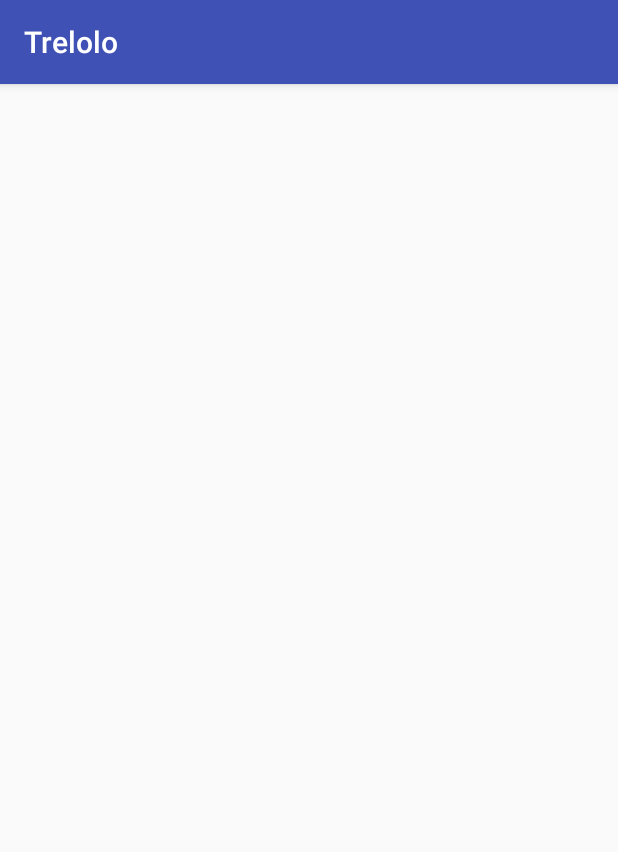
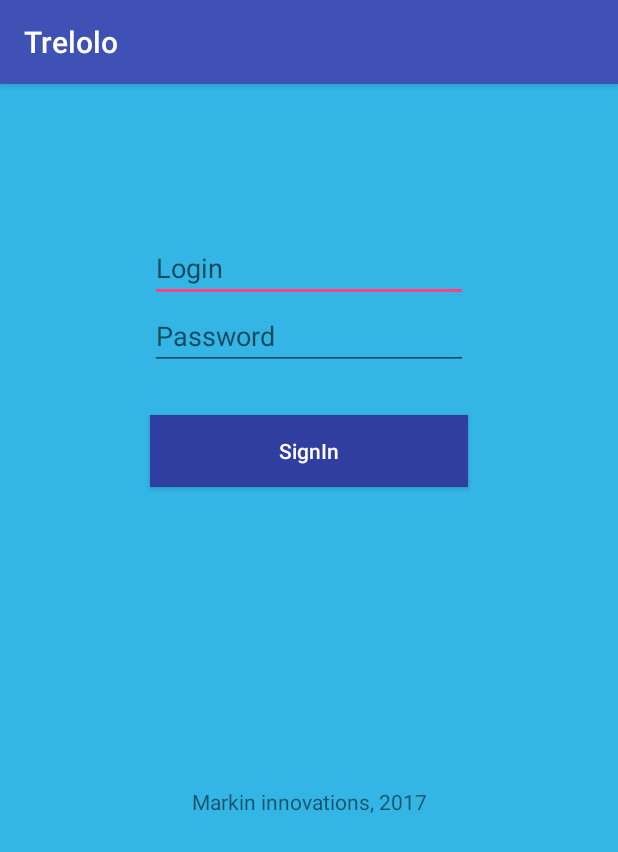
Before and after one commit to labrador116/Trelolo, an Android app: the screen it shows after launch (LoginPageActivity), on a phone screen of 412 x 824 dp. Shown: the top 852 px of the screen. Run offline under Robolectric (Android 15) with nearby library versions, the phone set to English and light mode, and no system bars.

Commit message:
I ended to work on login page and I started to create tests.

```diff
--- a/app/build.gradle
+++ b/app/build.gradle
@@ -20,11 +20,12 @@ android {
 }
 
 dependencies {
-    compile fileTree(dir: 'libs', include: ['*.jar'])
+    compile fileTree(include: ['*.jar'], dir: 'libs')
     androidTestCompile('com.android.support.test.espresso:espresso-core:2.2.2', {
         exclude group: 'com.android.support', module: 'support-annotations'
     })
     compile 'com.android.support:appcompat-v7:25.3.1'
     compile 'com.android.support.constraint:constraint-layout:1.0.2'
     testCompile 'junit:junit:4.12'
+    androidTestCompile 'org.mockito:mockito-core:2.7.22'
 }
--- /dev/null
+++ b/app/src/main/java/com/example/sbt_markin_aa/trelolo/presenter/activities/LoginPageActivity.java
@@ -0,0 +1,26 @@
+package com.example.sbt_markin_aa.trelolo.presenter.activities;
+
+import android.os.Bundle;
+import android.support.v7.app.AppCompatActivity;
+
+import com.example.sbt_markin_aa.trelolo.R;
+import com.example.sbt_markin_aa.trelolo.presenter.fragments.LoginPageFragment;
+
+/**
+ * Created by sbt-markin-aa on 13.04.17.
+ */
+
+public class LoginPageActivity extends AppCompatActivity {
+    private LoginPageFragment mFragment;
+    @Override
+    protected void onCreate(Bundle savedInstanceState) {
+        super.onCreate(savedInstanceState);
+        setContentView(R.layout.login_page_activity);
+
+        if (mFragment==null){
+            mFragment = new LoginPageFragment();
+        }
+
+        getSupportFragmentManager().beginTransaction().add(R.id.container_for_page_activity_fragment,mFragment).commit();
+    }
+}
--- a/app/src/main/java/com/example/sbt_markin_aa/trelolo/activities/MainActivity.java
+++ b/app/src/main/java/com/example/sbt_markin_aa/trelolo/presenter/activities/MainActivity.java
@@ -1,4 +1,4 @@
-package com.example.sbt_markin_aa.trelolo.activities;
+package com.example.sbt_markin_aa.trelolo.presenter.activities;
 
 import android.support.v7.app.AppCompatActivity;
 import android.os.Bundle;
--- /dev/null
+++ b/app/src/main/java/com/example/sbt_markin_aa/trelolo/presenter/fragments/LoginPageFragment.java
@@ -0,0 +1,61 @@
+package com.example.sbt_markin_aa.trelolo.presenter.fragments;
+
+import android.content.ContentValues;
+import android.database.sqlite.SQLiteDatabase;
+import android.os.Bundle;
+import android.support.annotation.Nullable;
+import android.support.v4.app.Fragment;
+import android.view.LayoutInflater;
+import android.view.View;
+import android.view.ViewGroup;
+import android.widget.Button;
+import android.widget.EditText;
+import android.widget.Toast;
+
+import com.example.sbt_markin_aa.trelolo.R;
+import com.example.sbt_markin_aa.trelolo.model.data_bindings.CheckFromLoginTableDataBinding;
+import com.example.sbt_markin_aa.trelolo.model.database.data_base_helper.TreloloDBHelper;
+import com.example.sbt_markin_aa.trelolo.model.database.schema.TreloloDBSchema;
+import com.example.sbt_markin_aa.trelolo.model.services.CheckInputDataService;
+
+/**
+ * Created by sbt-markin-aa on 13.04.17.
+ */
+
+public class LoginPageFragment extends Fragment
+{
+    private EditText mLoginEditText;
+    private EditText mPasswordEditText;
+    private Button mCheckInputDataButton;
+    private String mLogin;
+    private String mPassword;
+
+    @Override
+    public void onCreate(@Nullable Bundle savedInstanceState) {
+        super.onCreate(savedInstanceState);
+    }
+
+    @Nullable
+    @Override
+    public View onCreateView(LayoutInflater inflater, @Nullable ViewGroup container, @Nullable Bundle savedInstanceState) {
+        View view = inflater.inflate(R.layout.login_page_fragment,container,false);
+
+        mLoginEditText= (EditText) view.findViewById(R.id.login_editText);
+        mPasswordEditText = (EditText) view.findViewById(R.id.password_editText);
+
+        mCheckInputDataButton = (Button) view.findViewById(R.id.check_input_data_button);
+        mCheckInputDataButton.setOnClickListener(new View.OnClickListener() {
+            @Override
+            public void onClick(View v) {
+                mLogin=mLoginEditText.getText().toString();
+                mPassword = mPasswordEditText.getText().toString();
+                CheckInputDataService.checkData(getContext(),mLogin,mPassword);
+            }
+        });
+
+        return view;
+    }
+
+
+
+}
--- a/app/src/main/res/layout/activity_main.xml
+++ b/app/src/main/res/layout/activity_main.xml
@@ -5,7 +5,7 @@
     xmlns:tools="http://schemas.android.com/tools"
     android:layout_width="match_parent"
     android:layout_height="match_parent"
-    tools:context="com.example.sbt_markin_aa.trelolo.activities.MainActivity">
+    tools:context=".presenter.activities.MainActivity">
 
     <TextView
         android:layout_width="wrap_content"
--- a/app/src/main/res/layout/login_page_fragment.xml
+++ b/app/src/main/res/layout/login_page_fragment.xml
@@ -10,9 +10,9 @@
         android:id="@+id/login_editText"
         android:layout_width="match_parent"
         android:layout_height="wrap_content"
-        android:layout_marginLeft="100dp"
-        android:layout_marginRight="100dp"
-        android:layout_marginTop="100dp"
+        android:layout_marginLeft="@dimen/margin_for_widgets_on_login_page_fragment_view"
+        android:layout_marginRight="@dimen/margin_for_widgets_on_login_page_fragment_view"
+        android:layout_marginTop="@dimen/margin_for_widgets_on_login_page_fragment_view"
         android:ems="10"
         android:foregroundGravity="center_vertical|fill_horizontal"
         android:hint="Login"
@@ -22,8 +22,8 @@
         android:id="@+id/password_editText"
         android:layout_width="match_parent"
         android:layout_height="wrap_content"
-        android:layout_marginLeft="100dp"
-        android:layout_marginRight="100dp"
+        android:layout_marginLeft="@dimen/margin_for_widgets_on_login_page_fragment_view"
+        android:layout_marginRight="@dimen/margin_for_widgets_on_login_page_fragment_view"
         android:ems="10"
         android:foregroundGravity="center_vertical|center_horizontal"
         android:hint="Password"
@@ -33,12 +33,12 @@
         android:id="@+id/check_input_data_button"
         android:layout_width="match_parent"
         android:layout_height="wrap_content"
-        android:layout_marginLeft="100dp"
-        android:layout_marginRight="100dp"
-        android:layout_marginTop="30dp"
+        android:layout_marginLeft="@dimen/margin_for_widgets_on_login_page_fragment_view"
+        android:layout_marginRight="@dimen/margin_for_widgets_on_login_page_fragment_view"
+        android:layout_marginTop="@dimen/margin_top_for_check_input_data_button"
         android:background="?attr/actionModeSplitBackground"
         android:elevation="0dp"
-        android:text="SignIn"
+        android:text="@string/text_for_check_input_data_button"
         android:textAllCaps="false"
         android:textColor="@android:color/background_light"/>
 
@@ -46,12 +46,11 @@
         android:id="@+id/signature_textView"
         android:layout_width="match_parent"
         android:layout_height="wrap_content"
-        android:layout_marginLeft="100dp"
-        android:layout_marginRight="100dp"
-        android:layout_marginTop="200dp"
+        android:layout_marginLeft="@dimen/margin_for_widgets_on_login_page_fragment_view"
+        android:layout_marginRight="@dimen/margin_for_widgets_on_login_page_fragment_view"
+        android:layout_marginTop="@dimen/margin_top_for_signature_textView"
         android:foregroundGravity="bottom"
-        android:text="TextView"
         android:textAlignment="center"
-        tools:text="Markin innovations, 2017"/>
+        android:text="@string/text_for_signature_textView"/>
 
 </LinearLayout>
--- /dev/null
+++ b/app/src/main/res/values/dimens.xml
@@ -0,0 +1,6 @@
+<?xml version="1.0" encoding="utf-8"?>
+<resources>
+    <dimen name="margin_for_widgets_on_login_page_fragment_view">100dp</dimen>
+    <dimen name="margin_top_for_check_input_data_button">30dp</dimen>
+    <dimen name="margin_top_for_signature_textView">200dp</dimen>
+</resources>
--- a/app/src/main/res/values/strings.xml
+++ b/app/src/main/res/values/strings.xml
@@ -1,3 +1,5 @@
 <resources>
     <string name="app_name">Trelolo</string>
+    <string name="text_for_check_input_data_button">SignIn</string>
+    <string name="text_for_signature_textView">Markin innovations, 2017</string>
 </resources>
```
Also changed, not shown: app/src/main/AndroidManifest.xml (+10 -1 lines), app/src/main/java/com/example/sbt_markin_aa/trelolo/activities/LoginPageActivity.java (deleted, +0 -10 lines), app/src/main/java/com/example/sbt_markin_aa/trelolo/fragments/LoginPageFragment.java (deleted, +0 -8 lines), app/src/main/java/com/example/sbt_markin_aa/trelolo/model/data_bindings/CheckFromLoginTableDataBinding.java (added, +58 -0 lines), app/src/main/java/com/example/sbt_markin_aa/trelolo/model/database/cursor_wrappers/LoginTableCursorWrapper.java (added, +30 -0 lines), app/src/main/java/com/example/sbt_markin_aa/trelolo/model/database/data_base_helper/TreloloDBHelper.java (added, +49 -0 lines), app/src/main/java/com/example/sbt_markin_aa/trelolo/model/database/providers/LoginTableContentProvider.java (added, +71 -0 lines), app/src/main/java/com/example/sbt_markin_aa/trelolo/model/database/schema/TreloloDBSchema.java (added, +16 -0 lines), app/src/main/java/com/example/sbt_markin_aa/trelolo/model/services/CheckInputDataService.java (added, +49 -0 lines), 3 other files.
